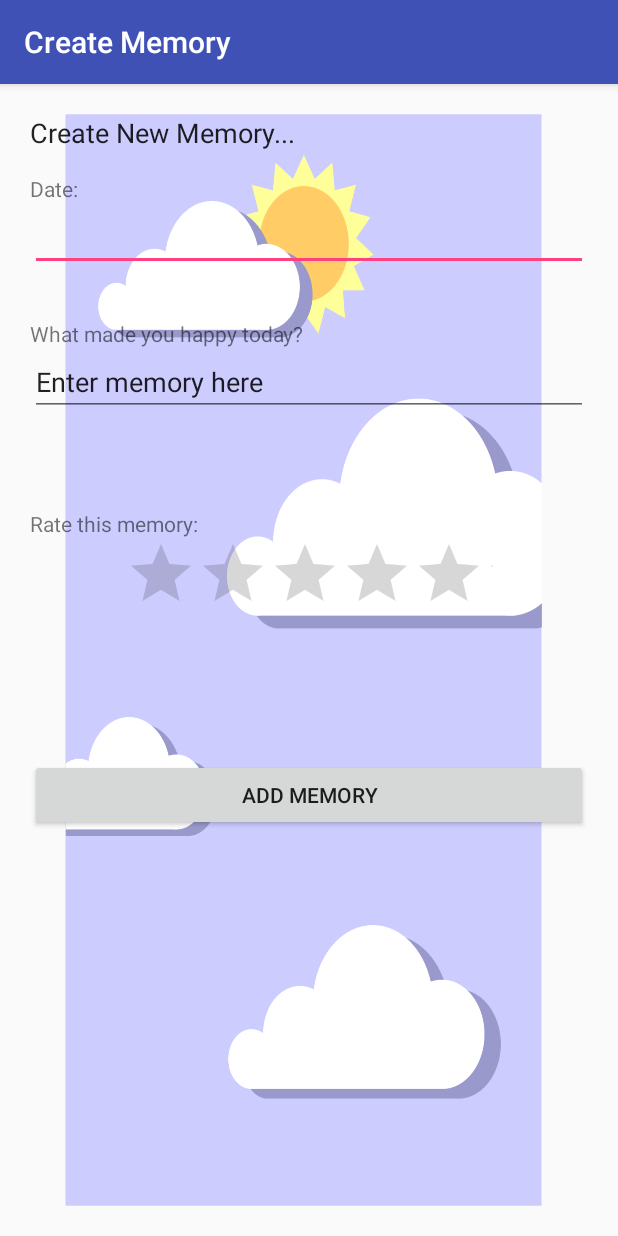
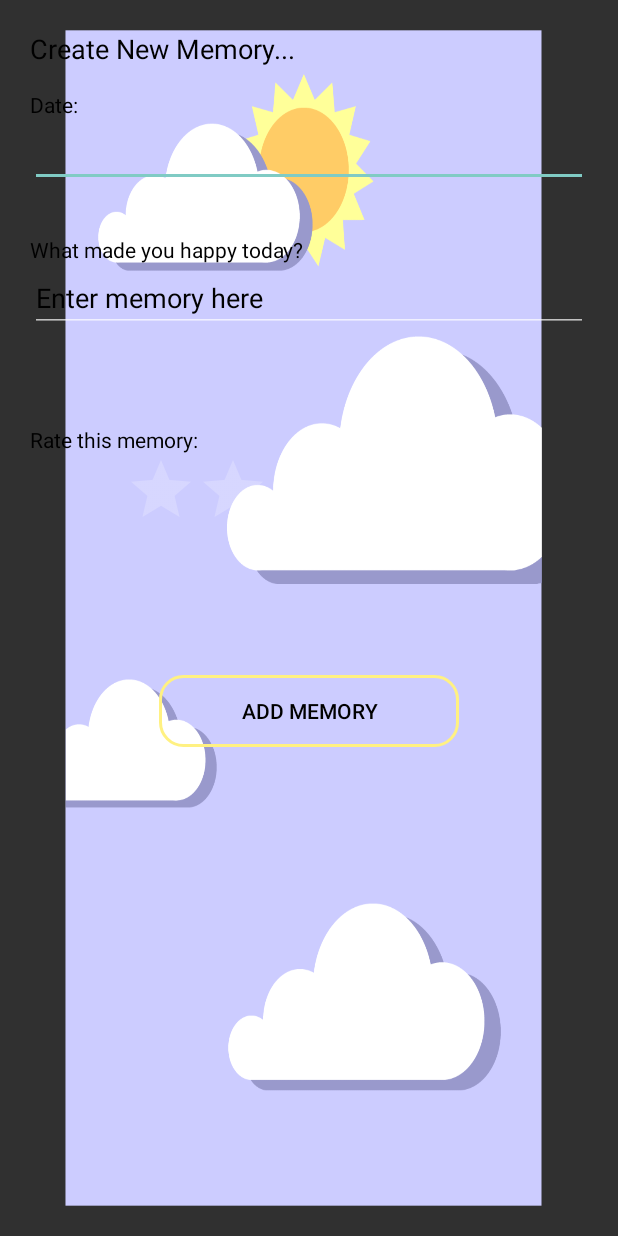
Before and after one commit to AngieLee1/Yesterdaze, an Android app: the CreateMemoryActivity screen opened directly, with no data from a screen before it, on a phone screen of 412 x 824 dp. Run offline under Robolectric (Android 15) with nearby library versions, the phone set to English and light mode, and no system bars; our stand-ins replace Firebase (no records; nobody signed in at launch, a user with empty details on screens opened directly).

Commit message:
styled text

```diff
--- a/app/src/main/AndroidManifest.xml
+++ b/app/src/main/AndroidManifest.xml
@@ -8,7 +8,7 @@
         android:label="@string/app_name"
         android:roundIcon="@mipmap/ic_launcher_round"
         android:supportsRtl="true"
-        android:theme="@style/AppTheme" >
+        android:theme="@style/Theme.AppCompat.NoActionBar" >
         <activity android:name=".MainActivity" >
             <intent-filter>
                 <action android:name="android.intent.action.MAIN" />
--- a/app/src/main/java/hackathon/yesterdaze/MainActivity.java
+++ b/app/src/main/java/hackathon/yesterdaze/MainActivity.java
@@ -1,5 +1,6 @@
 package hackathon.yesterdaze;
 
+import android.app.ActionBar;
 import android.content.Intent;
 import android.support.v7.app.AppCompatActivity;
 import android.os.Bundle;
--- a/app/src/main/res/layout/create_memory_page.xml
+++ b/app/src/main/res/layout/create_memory_page.xml
@@ -13,12 +13,14 @@
         android:layout_width="match_parent"
         android:layout_height="40dp"
         android:text="Create New Memory..."
+        android:textColor="#000000"
         android:textAppearance="@android:style/TextAppearance.Medium" />
 
     <TextView
         android:id="@+id/textView3"
         android:layout_width="match_parent"
         android:layout_height="wrap_content"
+        android:textColor="#000000"
         android:text="Date:" />
 
     <EditText
@@ -26,6 +28,7 @@
         android:layout_width="match_parent"
         android:layout_height="wrap_content"
         android:ems="10"
+        android:textColor="#000000"
         android:inputType="date" />
 
     <Space
@@ -36,6 +39,7 @@
         android:id="@+id/textView4"
         android:layout_width="match_parent"
         android:layout_height="wrap_content"
+        android:textColor="#000000"
         android:text="What made you happy today? " />
 
     <EditText
@@ -44,6 +48,7 @@
         android:layout_height="wrap_content"
         android:ems="10"
         android:inputType="textPersonName"
+        android:textColor="#000000"
         android:text="Enter memory here" />
 
     <Space
@@ -54,6 +59,7 @@
         android:id="@+id/textView5"
         android:layout_width="match_parent"
         android:layout_height="wrap_content"
+        android:textColor="#000000"
         android:text="Rate this memory:" />
 
     <RatingBar
@@ -69,8 +75,11 @@
 
     <Button
         android:id="@+id/addButton"
-        android:layout_width="match_parent"
+        android:layout_width="200sp"
         android:layout_height="wrap_content"
-        android:text="Add Memory" />
+        android:text="Add Memory"
+        android:textColor="#000000"
+        android:background="@drawable/shape"
+        android:layout_gravity="center"/>
 
 </LinearLayout>
--- a/app/src/main/res/layout/remind_page.xml
+++ b/app/src/main/res/layout/remind_page.xml
@@ -12,6 +12,7 @@
         android:layout_height="wrap_content"
         android:text="On (date)..."
         android:textAlignment="center"
+        android:textColor="#000000"
         android:textSize="24sp" />
 
     <TextView
@@ -21,6 +22,7 @@
         android:text="Your memory"
         android:textAlignment="center"
         android:textSize="24sp"
+        android:textColor="#000000"
         android:layout_marginTop="30sp"/>
 
 
--- a/app/src/main/res/layout/welcome_page.xml
+++ b/app/src/main/res/layout/welcome_page.xml
@@ -20,7 +20,7 @@
         android:layout_width="200sp"
         android:layout_height="wrap_content"
         android:layout_marginTop="50sp"
-        android:text="create memory"
+        android:text="add memory"
         android:textAllCaps="false"
         android:textSize="24sp"
         android:background="@drawable/shape"/>
```
